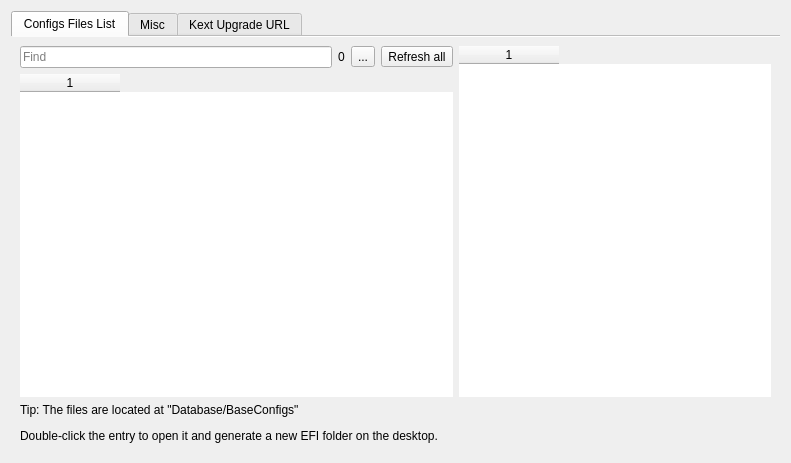
Old version of the form dlgdatabase.ui in the repository ic005k/OCAuxiliaryTools.
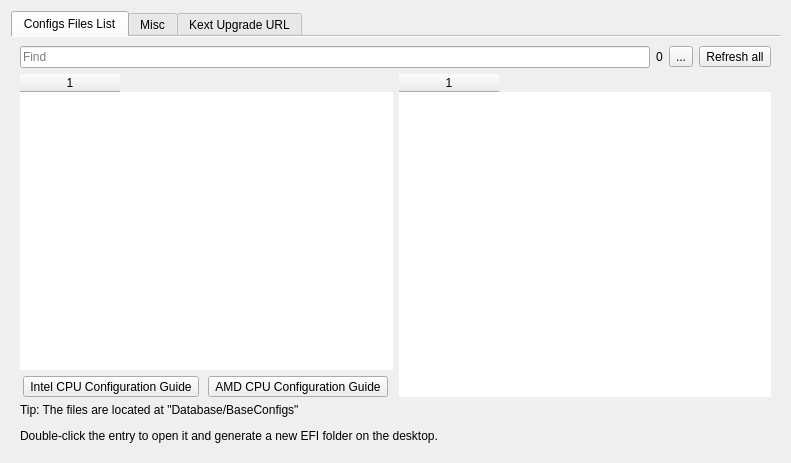
New version of the form. Icons and pictures are not drawn.

Diff of the .ui file:
```diff
--- a/dlgdatabase.ui
+++ b/dlgdatabase.ui
@@ -83,18 +83,11 @@
          </property>
         </widget>
        </item>
-       <item row="0" column="4" rowspan="2">
-        <widget class="QTableWidget" name="tableDatabaseFind">
-         <property name="frameShape">
-          <enum>QFrame::NoFrame</enum>
-         </property>
-         <property name="columnCount">
-          <number>1</number>
-         </property>
-         <column/>
-        </widget>
-       </item>
        <item row="1" column="0" colspan="4">
+        <layout class="QHBoxLayout" name="horizontalLayout_2">
+         <item>
+          <layout class="QVBoxLayout" name="verticalLayout">
+           <item>
         <widget class="QTableWidget" name="tableDatabase">
          <property name="maximumSize">
           <size>
@@ -111,7 +104,40 @@
          <column/>
         </widget>
        </item>
-       <item row="2" column="0" colspan="5">
+           <item>
+            <layout class="QHBoxLayout" name="horizontalLayout">
+             <item>
+              <widget class="QToolButton" name="btnIntel">
+               <property name="text">
+                <string>Intel CPU Configuration Guide</string>
+               </property>
+              </widget>
+             </item>
+             <item>
+              <widget class="QToolButton" name="btnAMD">
+               <property name="text">
+                <string>AMD CPU Configuration Guide</string>
+               </property>
+              </widget>
+             </item>
+            </layout>
+           </item>
+          </layout>
+         </item>
+         <item>
+          <widget class="QTableWidget" name="tableDatabaseFind">
+           <property name="frameShape">
+            <enum>QFrame::NoFrame</enum>
+           </property>
+           <property name="columnCount">
+            <number>1</number>
+           </property>
+           <column/>
+          </widget>
+         </item>
+        </layout>
+       </item>
+       <item row="2" column="0" colspan="4">
         <widget class="QLabel" name="label">
          <property name="text">
           <string>&lt;html&gt;&lt;head/&gt;&lt;body&gt;&lt;p&gt;Tip: The files are located at  &quot;Database/BaseConfigs&quot;&lt;/p&gt;&lt;p&gt;Double-click the entry to open it and generate a new EFI folder on the desktop.&lt;/p&gt;&lt;/body&gt;&lt;/html&gt;</string>
```
Lines whose indentation alone changed are shown as unchanged.
